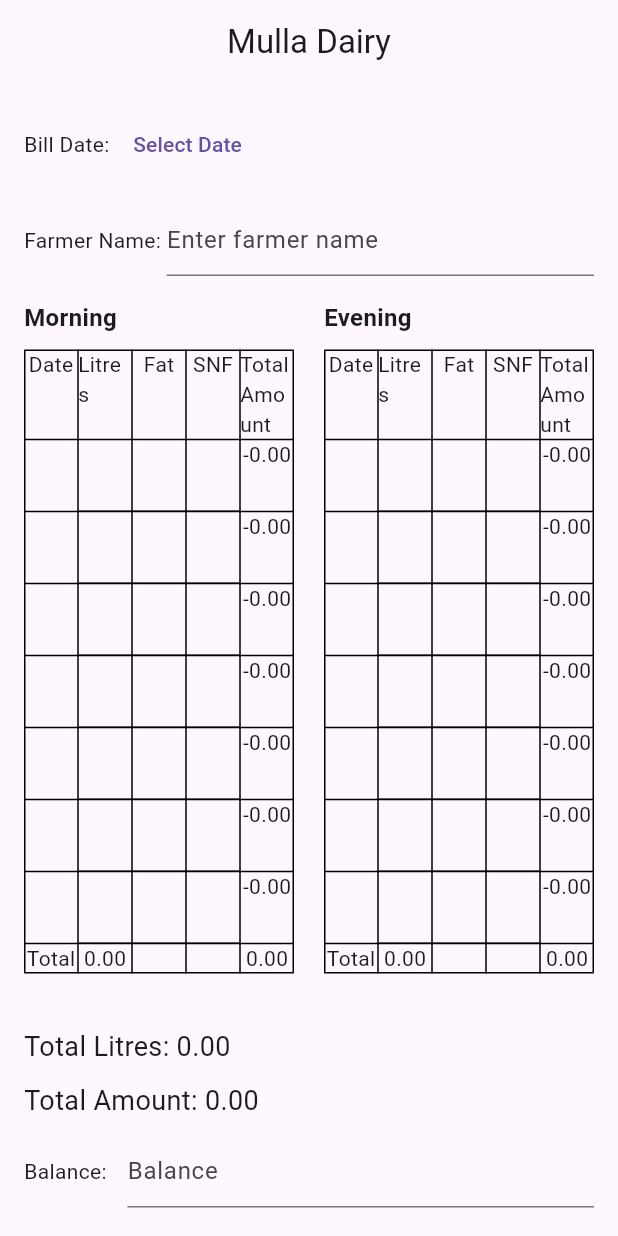
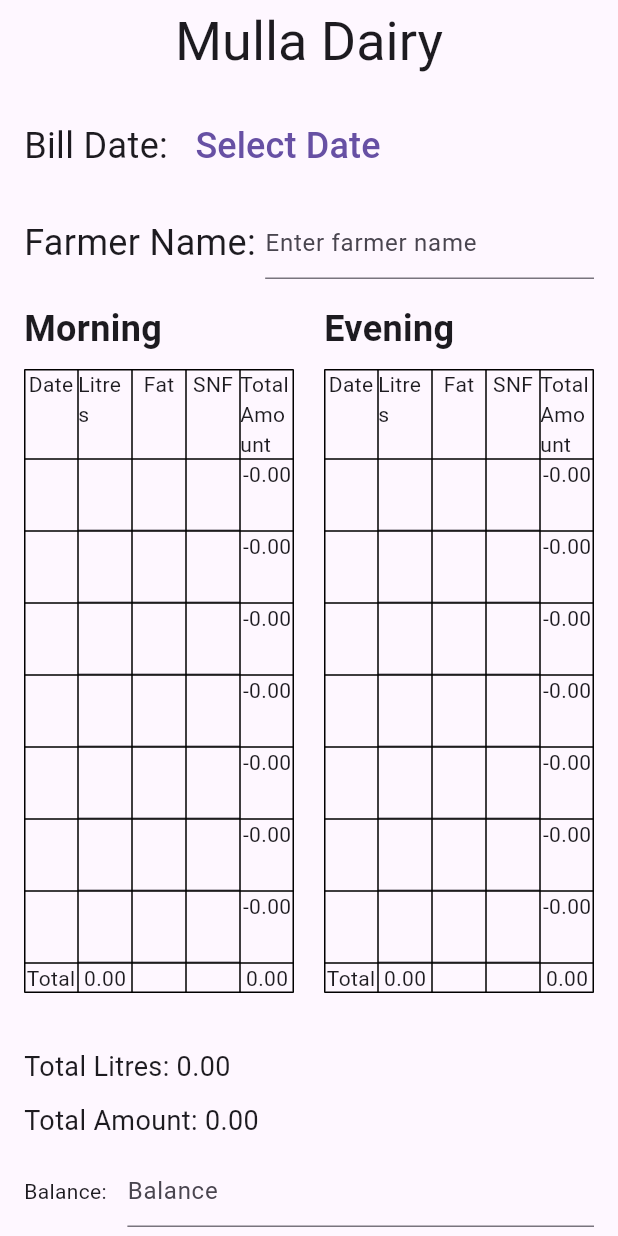
Before and after one commit to imtiyazakiwat/Mustafa-Dairy, a Flutter app: the screen it shows after launch, on a phone screen of 412 x 824 dp. Run offline on Flutter 3.47's test engine with Material 3 defaults, Android fonts, the light colour scheme and no system bars.

Commit message:
Title, name, date size increased

```diff
--- a/lib/main.dart
+++ b/lib/main.dart
@@ -40,7 +40,7 @@ class _CalculationPageState extends State<CalculationPage> {
 
     return Scaffold(
       appBar: AppBar(
-     title: Center(child: Text('Mulla Dairy')),
+        title: Center(child: Text('Mulla Dairy', style: TextStyle(fontSize: 36))), // Increased title size by 3 times
       ),
       body: Column(
         crossAxisAlignment: CrossAxisAlignment.start,
@@ -49,14 +49,15 @@ class _CalculationPageState extends State<CalculationPage> {
             padding: const EdgeInsets.all(16.0),
             child: Row(
               children: [
-                Text('Bill Date: '),
+                Text('Bill Date: ', style: TextStyle(fontSize: 24)), // Doubled the size of the text
                 TextButton(
                   onPressed: () {
                     _selectDate(context);
                   },
                   child: Text(selectedDate == null
                       ? 'Select Date'
-                      : '${selectedDate!.day}/${selectedDate!.month}/${selectedDate!.year}'),
+                      : '${selectedDate!.day}/${selectedDate!.month}/${selectedDate!.year}',
+                      style: TextStyle(fontSize: 24)), // Doubled the size of the text
                 ),
               ],
             ),
@@ -65,7 +66,7 @@ class _CalculationPageState extends State<CalculationPage> {
             padding: const EdgeInsets.symmetric(horizontal: 16.0),
             child: Row(
               children: [
-                Text('Farmer Name: '),
+                Text('Farmer Name: ', style: TextStyle(fontSize: 24)), // Doubled the size of the text
                 Expanded(
                   child: TextField(
                     controller: farmerNameController,
@@ -213,7 +214,7 @@ class _CalculationPageState extends State<CalculationPage> {
       children: [
         Text(
           '$title',
-          style: TextStyle(fontSize: 16, fontWeight: FontWeight.bold),
+          style: TextStyle(fontSize: 24, fontWeight: FontWeight.bold), // Increased font size by 3 times
         ),
         SizedBox(height: 10),
         Table(
```
